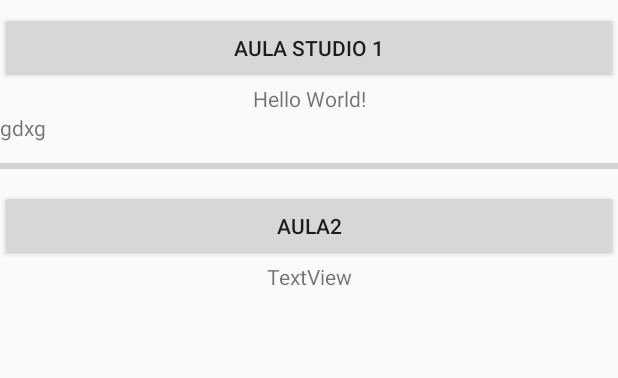
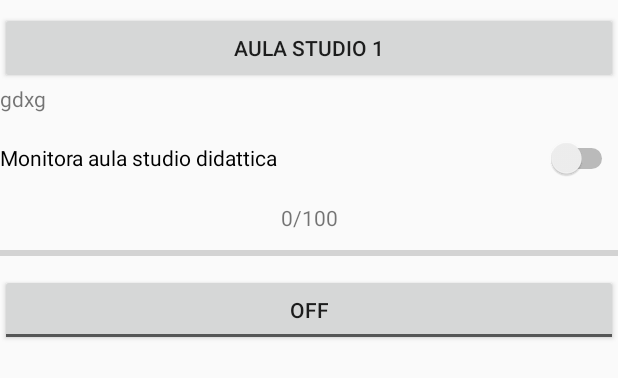
Before and after one commit to franzqat/SMART-CROWD, an Android app: the layout activity_main.xml on its own in the app's theme, with its tools: preview values and no code run, on a phone screen of 412 x 824 dp. Shown: the top 378 px of the screen. Run offline under Robolectric (Android 15) with nearby library versions, the phone set to English and light mode, and no system bars.

Commit message:
toggle e struttura element
funzionante

```diff
--- a/app/src/main/java/dev/furtor/contastudenti/helpers/MqttHelper.java
+++ b/app/src/main/java/dev/furtor/contastudenti/helpers/MqttHelper.java
@@ -116,4 +116,7 @@ public class MqttHelper {
             ex.printStackTrace();
         }
     }
+
+    public void unsubscribeToTopic(String s) {
+    }
 }
--- a/app/src/main/res/layout/activity_main.xml
+++ b/app/src/main/res/layout/activity_main.xml
@@ -16,39 +16,38 @@
         android:text="Aula studio 1" />
 
     <TextView
-        android:id="@+id/aulastudio"
-        android:layout_width="match_parent"
-        android:layout_height="wrap_content"
-        android:text="Hello World!"
-        android:textAlignment="center" />
-
-    <TextView
         android:id="@+id/aula3"
         android:layout_width="match_parent"
         android:layout_height="wrap_content"
         android:text="gdxg" />
 
+    <Switch
+        android:id="@+id/switch1"
+        android:layout_width="match_parent"
+        android:layout_height="60dp"
+        android:text="Monitora aula studio didattica" />
+
+    <TextView
+        android:id="@+id/aulastudio"
+        android:layout_width="match_parent"
+        android:layout_height="wrap_content"
+        android:text="0/100"
+        android:textAlignment="center" />
+
     <ProgressBar
         android:id="@+id/aula3progress"
         style="?android:attr/progressBarStyleHorizontal"
         android:layout_width="match_parent"
-        android:layout_height="32dp"
+        android:layout_height="28dp"
         android:max="50"
         android:progress="0"
         android:visibility="visible"
         tools:visibility="visible" />
 
-    <Button
-        android:id="@+id/bottone2"
+    <ToggleButton
+        android:id="@+id/toggleButton"
         android:layout_width="match_parent"
         android:layout_height="wrap_content"
-        android:text="aula2" />
-
-    <TextView
-        android:id="@+id/aula2"
-        android:layout_width="match_parent"
-        android:layout_height="wrap_content"
-        android:text="TextView"
-        android:textAlignment="center" />
+        android:text="ToggleButton" />
 
 </LinearLayout>
```
Also changed, not shown: app/src/main/java/dev/furtor/contastudenti/ElementsStructure.java (added, +39 -0 lines), app/src/main/java/dev/furtor/contastudenti/MainActivity.java (+69 -21 lines).
